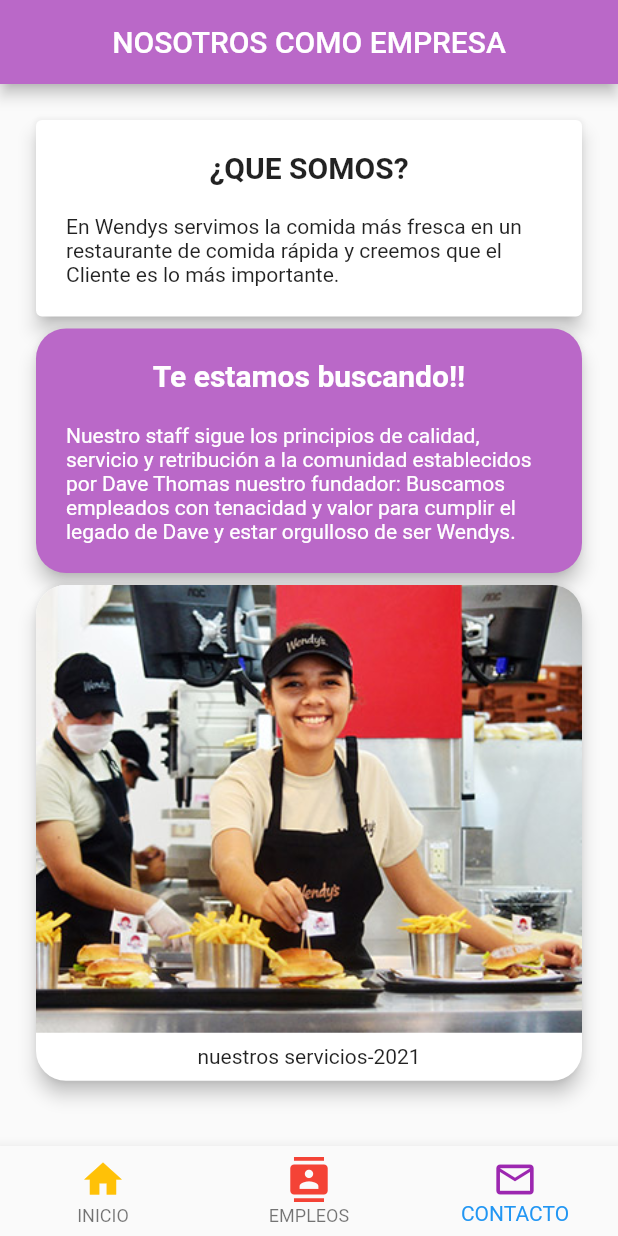
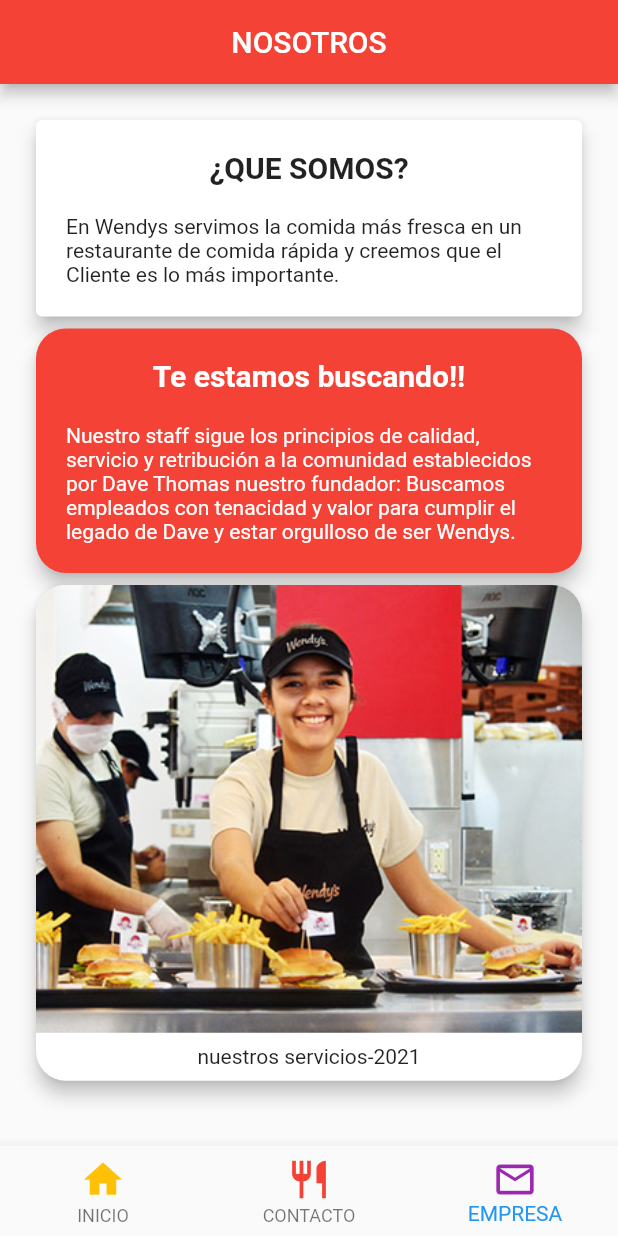
Before and after one commit to yauzli/hamburgesa, a Flutter app: the screen it shows after launch, item 3 of the bottom bar chosen, on a phone screen of 412 x 824 dp. Run offline on Flutter 3.47's test engine with Material 2 defaults, Android fonts, the phone set to English and light mode, and no system bars.

```diff
--- a/lib/main.dart
+++ b/lib/main.dart
@@ -2,7 +2,6 @@ import 'package:flutter/material.dart';
 import 'package:cruz/pages/first_pages.dart';
 import 'package:cruz/pages/second_pages.dart';
 import 'package:cruz/pages/third_pages.dart';
-
 
 void main() => runApp(CruzApp());
 
@@ -47,11 +46,11 @@ class _PaginaInicioState extends State<PaginaInicio> {
             icon: Icon(Icons.home, color: Colors.amber, size: 30.0), //icon
             title: Text('INICIO')), //
         BottomNavigationBarItem(
-            icon: Icon(Icons.contacts, color: Colors.red, size: 30.0), //icon
-            title: Text('EMPLEOS')), //
+            icon: Icon(Icons.restaurant_outlined, color: Colors.red, size: 30.0), //icon
+            title: Text('CONTACTO')), //
         BottomNavigationBarItem(
             icon: Icon(Icons.email_outlined, color: Colors.purple, size: 30.0), //icon
-            title: Text('CONTACTO')), //
+            title: Text('EMPRESA')), //
       ]), // bottom
     ); //fin de scaffold
   } //fin de widget
--- a/lib/pages/first_pages.dart
+++ b/lib/pages/first_pages.dart
@@ -10,9 +10,9 @@ class FirstPage extends StatelessWidget {
           style: TextStyle(color: Colors.white),
         ),
         centerTitle: true,
-        backgroundColor: Colors.amber[300],
+        backgroundColor: Colors.red,
       ),
-      backgroundColor: Colors.blue[200],
+      backgroundColor: Colors.blue[50],
       body: Container(
         child: Center(
           child: Column(
--- a/lib/pages/third_pages.dart
+++ b/lib/pages/third_pages.dart
@@ -11,8 +11,8 @@ class _ThirdPageState extends State<ThirdPage> {
     return Scaffold(
       appBar: AppBar(
         centerTitle: true,
-        backgroundColor: Colors.purple[300],
-        title: Text('NOSOTROS COMO EMPRESA'),
+        backgroundColor: Colors.red,
+        title: Text('NOSOTROS'),
       ),
       body: SingleChildScrollView(
         padding: EdgeInsets.all(20),
@@ -53,7 +53,7 @@ class _ThirdPageState extends State<ThirdPage> {
   Widget _crearCard2() {
     return Card(
       elevation: 5,
-      color: Colors.purple[300],
+      color: Colors.red,
       shape: RoundedRectangleBorder(borderRadius: BorderRadius.circular(20)),
       child: Container(
         padding: EdgeInsets.all(20),
```
Also changed, not shown: 1 other file.
